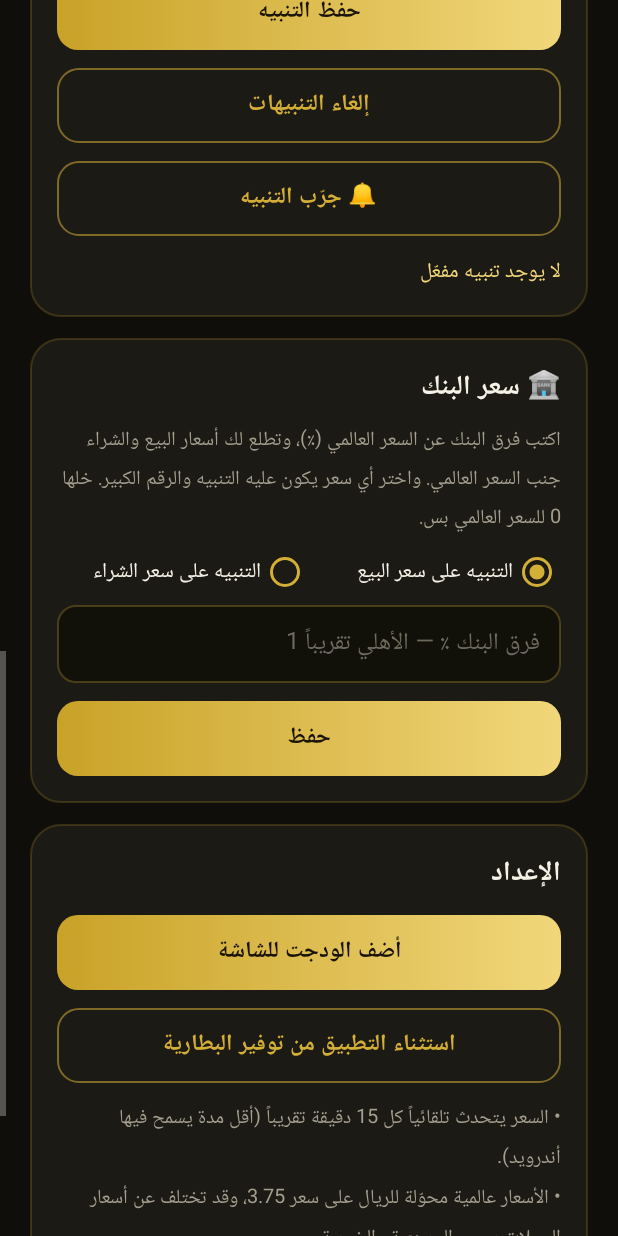
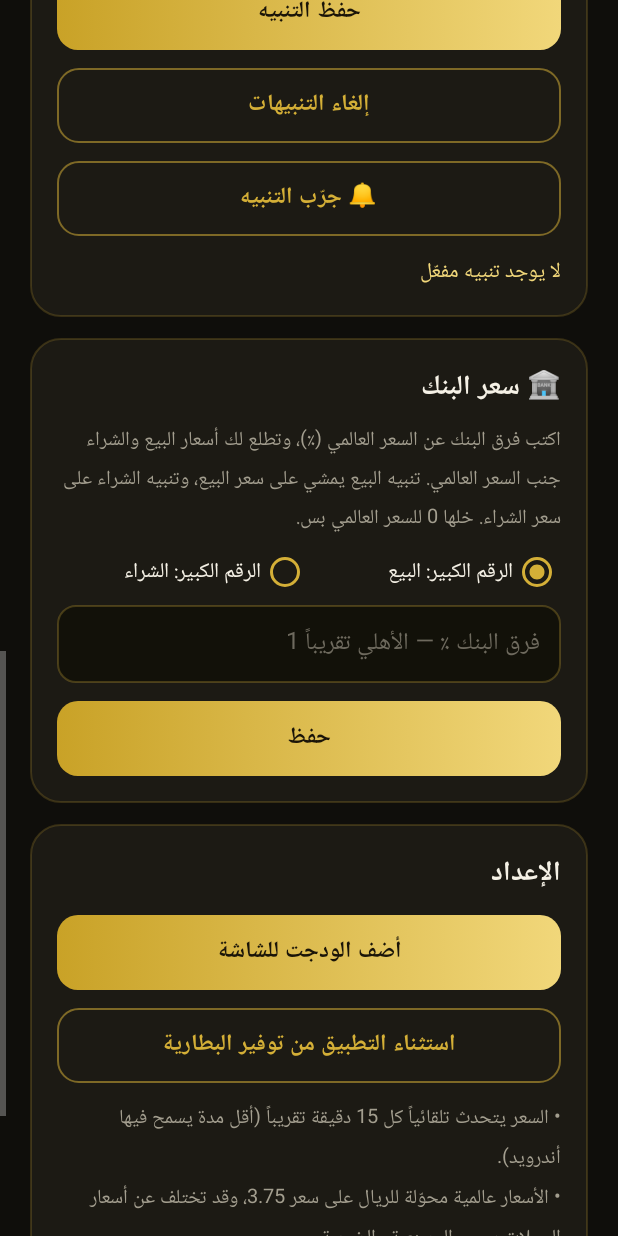
Before and after one commit to mes9119-eng/GoldWatch, an Android app: the screen it shows after launch (MainActivity), scrolled down 1153 dp, on a phone screen of 412 x 824 dp. Run offline under Robolectric (Android 15) with nearby library versions, the phone set to English and light mode, and no system bars; network calls fail; pictures from the network do not load.

```diff
--- a/app/build.gradle
+++ b/app/build.gradle
@@ -7,8 +7,8 @@ android {
         applicationId 'com.assiss.goldwatch'
         minSdk 26
         targetSdk 34
-        versionCode 10
-        versionName '1.9'
+        versionCode 11
+        versionName '2.0'
     }
     signingConfigs {
         fixed {
--- a/app/src/main/res/layout/activity_main.xml
+++ b/app/src/main/res/layout/activity_main.xml
@@ -188,11 +188,11 @@
             </RadioGroup>
 
             <TextView style="@style/Label" android:layout_marginTop="10dp"
-                android:text="▲ نبهني إذا ارتفع فوق (ريال للجرام)" />
+                android:text="▲ للبيع: نبهني إذا سعر البيع للبنك ارتفع فوق" />
             <EditText android:id="@+id/up" style="@style/Input" android:hint="مثال: 390" />
 
             <TextView style="@style/Label" android:layout_marginTop="12dp"
-                android:text="▼ نبهني إذا نزل تحت (ريال للجرام)" />
+                android:text="▼ للشراء: نبهني إذا سعر الشراء من البنك نزل تحت" />
             <EditText android:id="@+id/low" style="@style/Input" android:hint="مثال: 370" />
 
             <Button android:id="@+id/save" style="@style/GoldBtn" android:text="حفظ التنبيه" />
@@ -210,15 +210,15 @@
                 android:text="🏦 سعر البنك" android:textColor="@color/text"
                 android:textSize="18sp" android:textStyle="bold" />
             <TextView style="@style/Label" android:layout_marginTop="8dp" android:lineSpacingExtra="3dp"
-                android:text="اكتب فرق البنك عن السعر العالمي (٪)، وتطلع لك أسعار البيع والشراء جنب السعر العالمي. واختر أي سعر يكون عليه التنبيه والرقم الكبير. خلها 0 للسعر العالمي بس." />
+                android:text="اكتب فرق البنك عن السعر العالمي (٪)، وتطلع لك أسعار البيع والشراء جنب السعر العالمي. تنبيه البيع يمشي على سعر البيع، وتنبيه الشراء على سعر الشراء. خلها 0 للسعر العالمي بس." />
             <RadioGroup android:id="@+id/marginMode"
                 android:layout_width="match_parent" android:layout_height="wrap_content"
                 android:layout_marginTop="8dp" android:orientation="horizontal">
                 <RadioButton android:id="@+id/modeSell" android:layout_width="0dp" android:layout_weight="1"
-                    android:layout_height="wrap_content" android:text="التنبيه على سعر البيع"
+                    android:layout_height="wrap_content" android:text="الرقم الكبير: البيع"
                     android:textColor="@color/text" android:buttonTint="@color/gold" />
                 <RadioButton android:id="@+id/modeBuy" android:layout_width="0dp" android:layout_weight="1"
-                    android:layout_height="wrap_content" android:text="التنبيه على سعر الشراء"
+                    android:layout_height="wrap_content" android:text="الرقم الكبير: الشراء"
                     android:textColor="@color/text" android:buttonTint="@color/gold" />
             </RadioGroup>
             <EditText android:id="@+id/margin" style="@style/Input" android:hint="فرق البنك ٪ — الأهلي تقريباً 1" />
```
Also changed, not shown: app/src/main/java/com/assiss/goldwatch/GoldWidget.java (+5 -5 lines), app/src/main/java/com/assiss/goldwatch/MainActivity.java (+6 -4 lines), app/src/main/java/com/assiss/goldwatch/Updater.java (+13 -9 lines).
